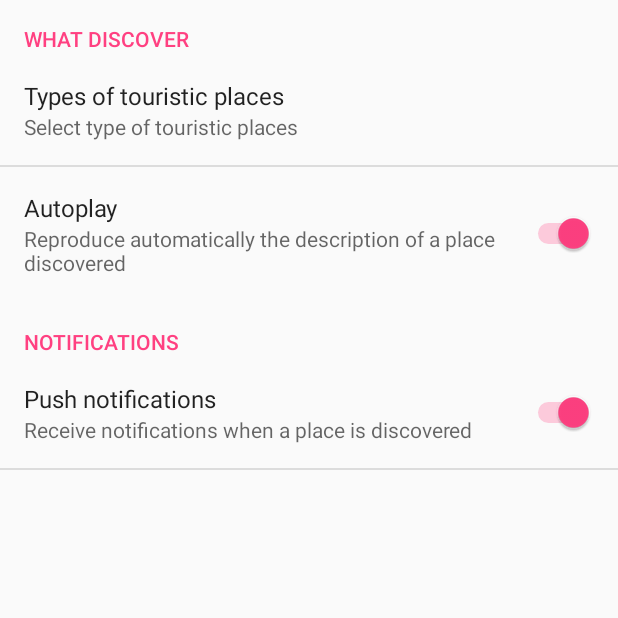
After one commit to guerten/CityTourAppAndroid, an Android app: the SettingsActivity screen opened directly, with no data from a screen before it, on a phone screen of 412 x 824 dp, the top half of it. The commit adds this screen. Run offline under Robolectric (Android 15) with nearby library versions, the phone set to English and light mode, and no system bars; libraries missing offline, so code that uses them is left out: com.android4dev.

Commit message:
settings view

```diff
--- a/app/src/main/AndroidManifest.xml
+++ b/app/src/main/AndroidManifest.xml
@@ -11,6 +11,7 @@
         android:roundIcon="@mipmap/ic_launcher_round"
         android:supportsRtl="true"
         android:theme="@style/AppTheme">
+        <activity android:name=".SettingsActivity"></activity>
 
         <receiver android:name=".LocationService" />
 
--- a/app/src/main/java/com/android4dev/CityTourApp/MainActivity.kt
+++ b/app/src/main/java/com/android4dev/CityTourApp/MainActivity.kt
@@ -188,6 +188,8 @@ class MainActivity : AppCompatActivity() , OnMapReadyCallback {
 
         settingsButton.setOnClickListener {
             // Open new view with settings
+            val intent = Intent(this, SettingsActivity::class.java)
+            startActivity(intent)
         }
     }
 
--- /dev/null
+++ b/app/src/main/java/com/android4dev/CityTourApp/SettingsActivity.kt
@@ -0,0 +1,36 @@
+package com.android4dev.CityTourApp
+
+import android.content.SharedPreferences
+import android.os.Bundle
+import android.preference.Preference
+import android.preference.PreferenceFragment
+import android.preference.PreferenceManager
+import android.support.v4.app.FragmentActivity
+import android.util.Log
+
+
+class SettingsActivity : FragmentActivity() {
+
+    override fun onCreate(savedInstanceState: Bundle?) {
+        super.onCreate(savedInstanceState)
+
+        fragmentManager.beginTransaction().replace(android.R.id.content, MainSettingsFragment()).commit()
+/*
+        val sharedPreferences = PreferenceManager.getDefaultSharedPreferences(applicationContext)
+        val info = StringBuilder()
+
+        info.append("Filtros : ${sharedPreferences.getString("places_types","")}")
+        info.append("\nNotifications: ${sharedPreferences.getString("enable_notification","")}")
+        info.append("\nAutoplay : ${sharedPreferences.getString("enable_autoplay","")}")
+*/
+
+    }
+
+     class MainSettingsFragment : PreferenceFragment() {
+         override fun onCreate(savedInstanceState: Bundle?) {
+             super.onCreate(savedInstanceState)
+             addPreferencesFromResource(R.xml.preferences)
+
+         }
+     }
+}
--- /dev/null
+++ b/app/src/main/res/layout/activity_settings.xml
@@ -0,0 +1,9 @@
+<?xml version="1.0" encoding="utf-8"?>
+<android.support.constraint.ConstraintLayout xmlns:android="http://schemas.android.com/apk/res/android"
+    xmlns:app="http://schemas.android.com/apk/res-auto"
+    xmlns:tools="http://schemas.android.com/tools"
+    android:layout_width="match_parent"
+    android:layout_height="match_parent"
+    tools:context=".SettingsActivity">
+
+</android.support.constraint.ConstraintLayout>
--- /dev/null
+++ b/app/src/main/res/values/arrays.xml
@@ -0,0 +1,14 @@
+<?xml version="1.0" encoding="utf-8"?>
+<resources>
+    <string-array name="typesOfPlaces">
+        <item>Nature</item>
+        <item>Historic</item>
+        <item>Business</item>
+    </string-array>
+
+    <string-array name="typesOfPlacesValues">
+        <item>Nature</item>
+        <item>Historic</item>
+        <item>Business</item>
+    </string-array>
+</resources>
--- /dev/null
+++ b/app/src/main/res/xml/preferences.xml
@@ -0,0 +1,32 @@
+<?xml version="1.0" encoding="utf-8"?>
+<PreferenceScreen xmlns:android="http://schemas.android.com/apk/res/android">
+    <PreferenceCategory
+        android:key="discover_category"
+        android:title="WHAT DISCOVER">
+
+        <MultiSelectListPreference
+            android:dialogTitle="Select types of places your are interested"
+            android:key="places_types"
+            android:title="Types of touristic places"
+            android:summary="Select type of touristic places"
+            android:entries="@array/typesOfPlaces"
+            android:entryValues="@array/typesOfPlacesValues"
+            android:defaultValue="@array/typesOfPlacesValues"/>
+        <SwitchPreference
+            android:key="enable_autoplay"
+            android:defaultValue="true"
+            android:title="Autoplay"
+            android:summary="Reproduce automatically the description of a place discovered" />
+    </PreferenceCategory>
+
+    <PreferenceCategory
+        android:title="NOTIFICATIONS">
+
+        <SwitchPreference
+            android:key="enable_notification"
+            android:title="Push notifications"
+            android:defaultValue="true"
+            android:summary="Receive notifications when a place is discovered" />
+
+    </PreferenceCategory>
+</PreferenceScreen>
```
